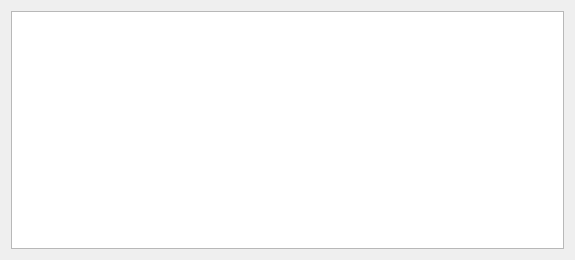
First picture: the form in confusionmatrix.ui, repository dgirardeau/q3DMASC, before the edit.
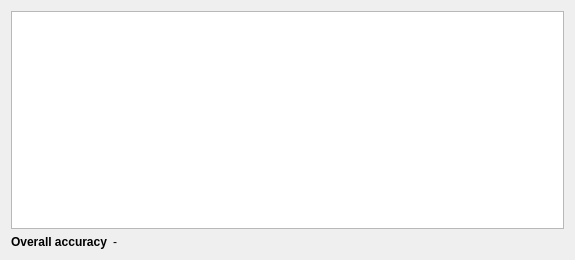
Second picture: the form after the edit.

```diff
--- a/confusionmatrix.ui
+++ b/confusionmatrix.ui
@@ -13,11 +13,20 @@
   <property name="windowTitle">
    <string>Form</string>
   </property>
-  <layout class="QGridLayout" name="gridLayout">
-   <item row="0" column="0">
+  <layout class="QGridLayout" name="gridLayout" columnstretch="0,1">
+   <item row="0" column="0" colspan="2">
     <widget class="QTableWidget" name="tableWidget">
+     <property name="verticalScrollBarPolicy">
+      <enum>Qt::ScrollBarAlwaysOff</enum>
+     </property>
+     <property name="horizontalScrollBarPolicy">
+      <enum>Qt::ScrollBarAlwaysOff</enum>
+     </property>
+     <property name="sizeAdjustPolicy">
+      <enum>QAbstractScrollArea::AdjustToContents</enum>
+     </property>
      <property name="showGrid">
-      <bool>false</bool>
+      <bool>true</bool>
      </property>
      <attribute name="horizontalHeaderVisible">
       <bool>false</bool>
@@ -27,6 +36,25 @@
      </attribute>
     </widget>
    </item>
+   <item row="1" column="0">
+    <widget class="QLabel" name="label">
+     <property name="font">
+      <font>
+       <bold>true</bold>
+      </font>
+     </property>
+     <property name="text">
+      <string>Overall accuracy</string>
+     </property>
+    </widget>
+   </item>
+   <item row="1" column="1">
+    <widget class="QLabel" name="label_overallAccuracy">
+     <property name="text">
+      <string>-</string>
+     </property>
+    </widget>
+   </item>
   </layout>
  </widget>
  <resources/>
```
